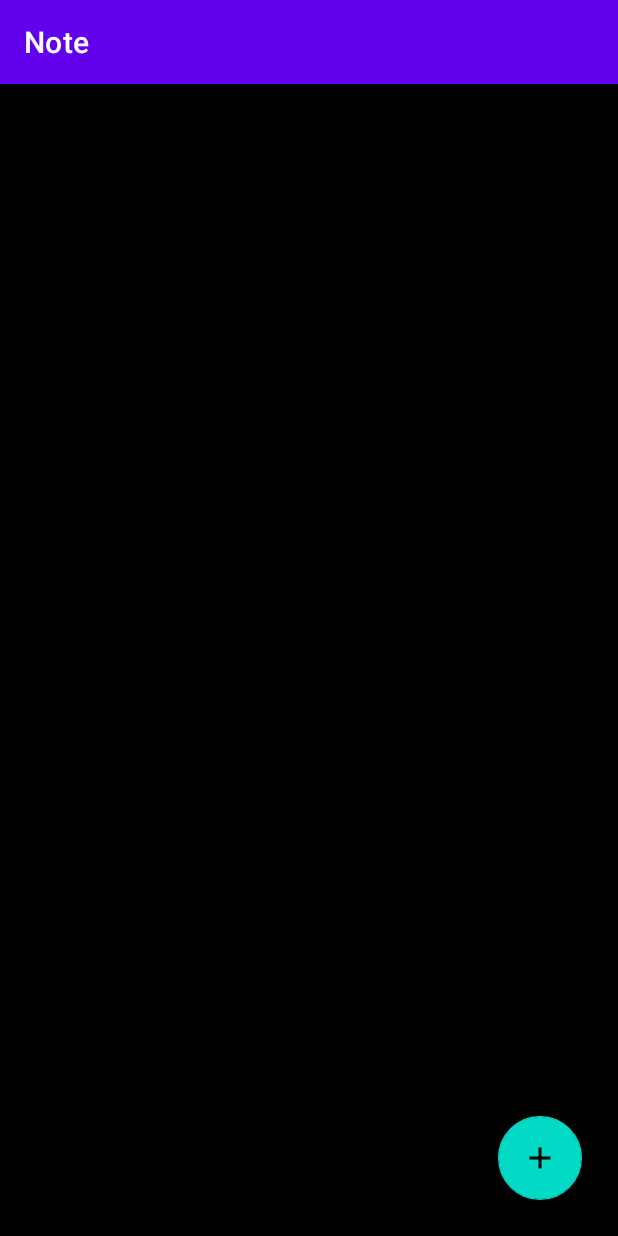
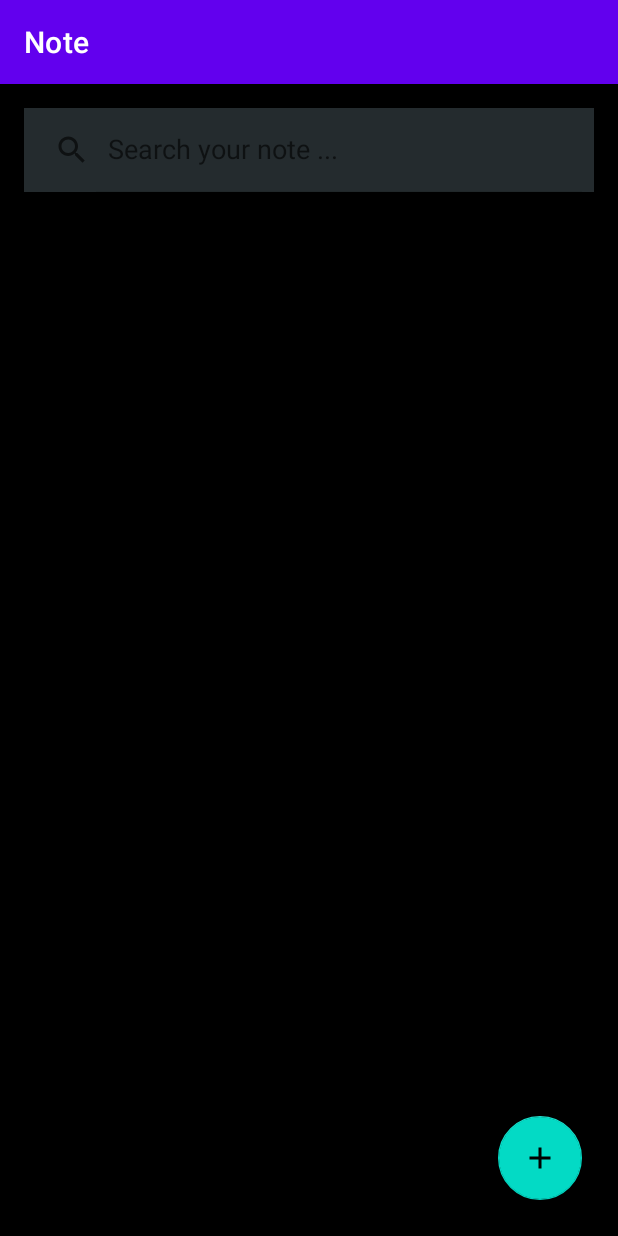
Before and after one commit to ElaheMahmoodi/Note, an Android app: the screen it shows after launch (MainActivity), on a phone screen of 412 x 824 dp. Run offline under Robolectric (Android 15) with nearby library versions, the light colour scheme and no system bars; our stand-ins replace Room's generated code; 1 statement that could not run was skipped.

Commit message:
Search view for search notes added.

```diff
--- a/app/src/main/java/com/example/note/Adapters/NoteListAdapter.java
+++ b/app/src/main/java/com/example/note/Adapters/NoteListAdapter.java
@@ -88,6 +88,11 @@
     public int getItemCount() {
         return list.size();
     }
+
+    public void filterList(List<Notes> filteredList){
+        list = filteredList;
+        notifyDataSetChanged();
+    }
 }
 class NotesViewHolder extends RecyclerView.ViewHolder{
     CardView notes_container;
--- a/app/src/main/res/layout/activity_main.xml
+++ b/app/src/main/res/layout/activity_main.xml
@@ -8,8 +8,19 @@
     android:background="@color/black"
     tools:context=".MainActivity">
 
+    <androidx.appcompat.widget.SearchView
+        android:id="@+id/searchView_home"
+        android:layout_width="match_parent"
+        android:layout_height="?attr/actionBarSize"
+        android:layout_alignParentTop="true"
+        app:iconifiedByDefault="false"
+        android:layout_margin="16dp"
+        android:background="@color/gray"
+        app:queryHint="Search your note ..." />
+
     <androidx.recyclerview.widget.RecyclerView
         android:id="@+id/recycler_home"
+        android:layout_below="@+id/searchView_home"
         android:layout_margin="8dp"
         android:layout_width="match_parent"
         android:layout_height="match_parent"
```
Also changed, not shown: app/src/main/java/com/example/note/MainActivity.java (+41 -1 lines), app/src/main/java/com/example/note/NotesTakerActivity.java (+14 -1 lines).
